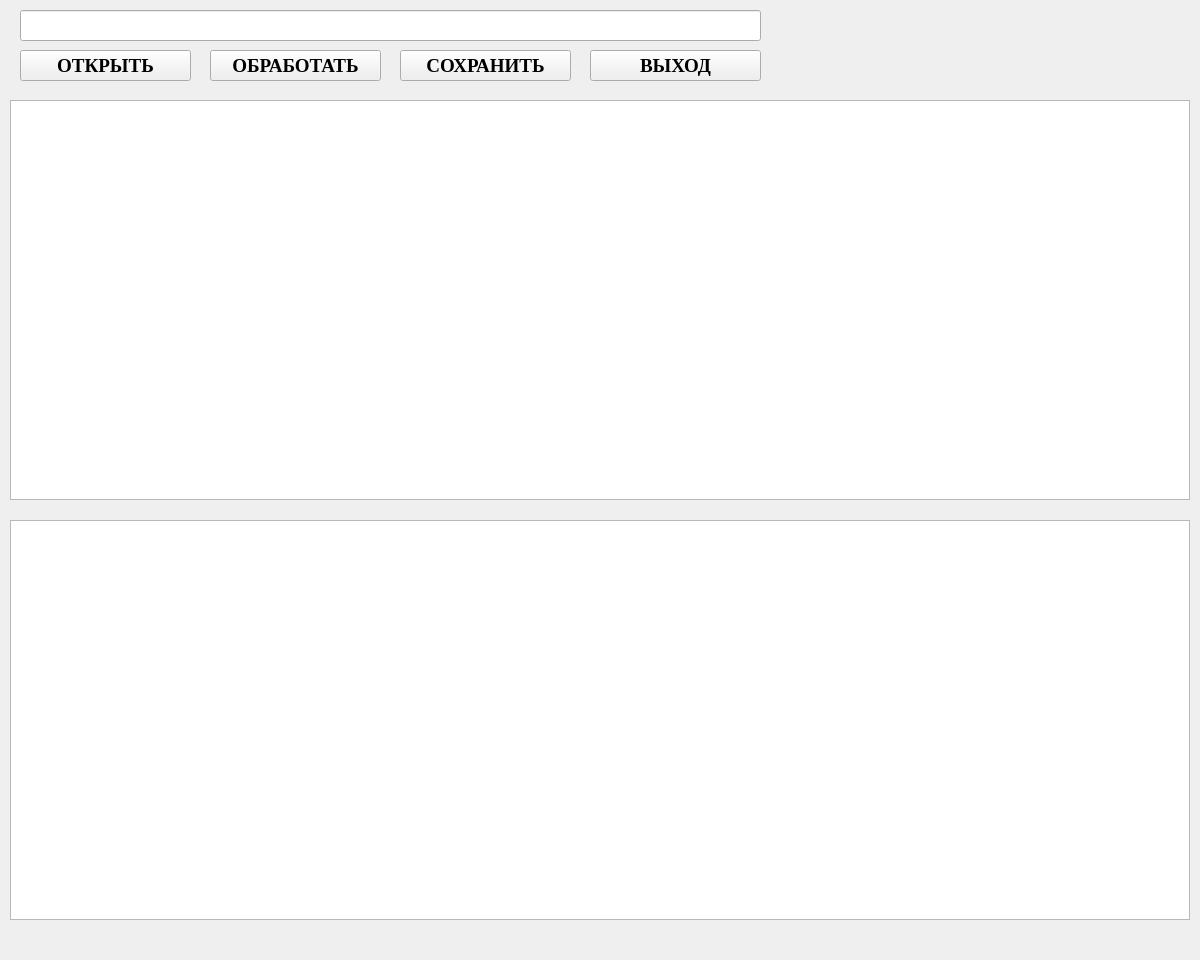
First picture: the form in mainwindow.ui, repository SquizzyMan/ReportParser, before the edit.
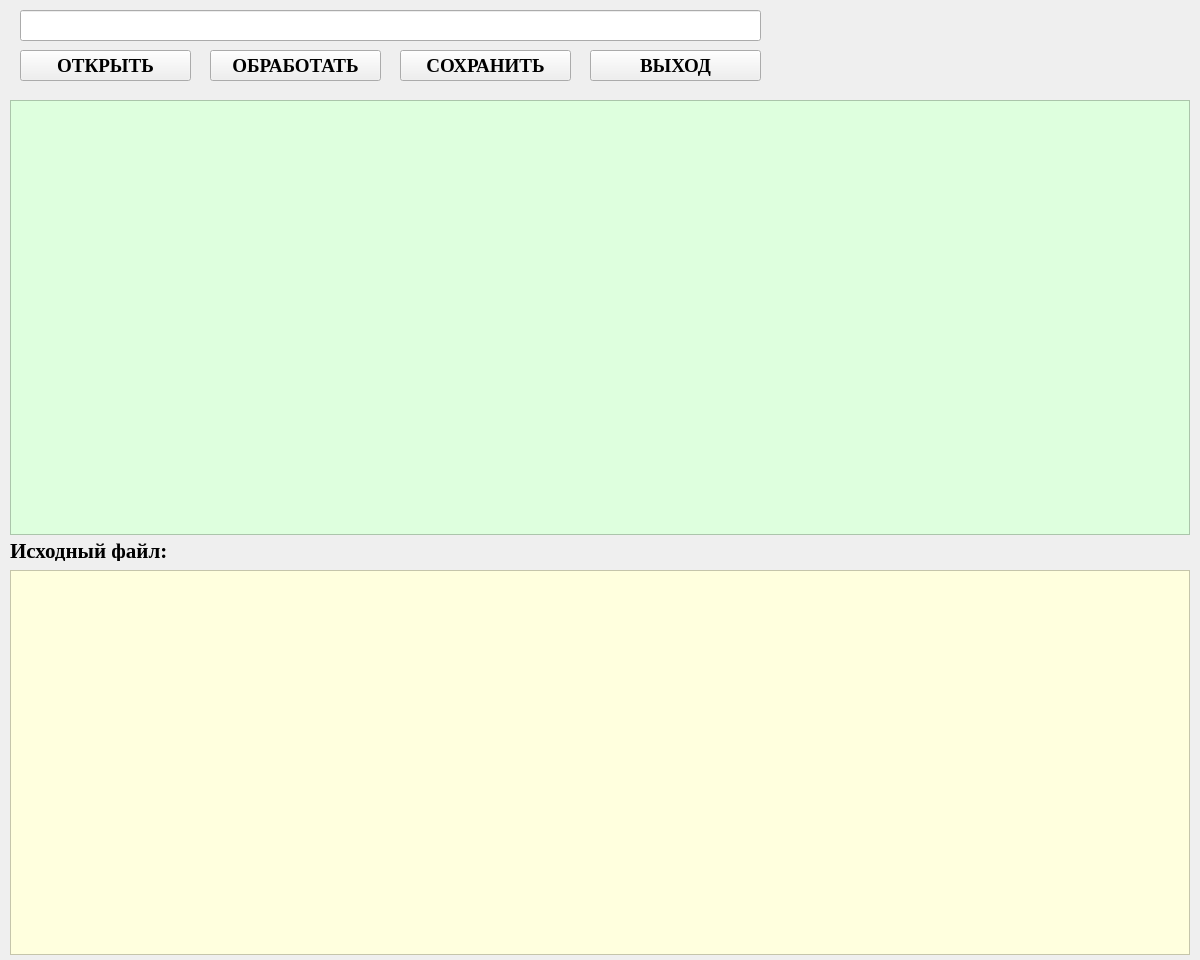
Second picture: the form after the edit.

Diff of the .ui file:
```diff
--- a/mainwindow.ui
+++ b/mainwindow.ui
@@ -22,59 +22,35 @@
     <height>960</height>
    </size>
   </property>
+  <property name="font">
+   <font>
+    <weight>75</weight>
+    <bold>true</bold>
+   </font>
+  </property>
   <property name="windowTitle">
    <string>MainWindow</string>
   </property>
   <widget class="QWidget" name="centralWidget">
-   <widget class="QTextBrowser" name="textBrowser">
-    <property name="geometry">
-     <rect>
-      <x>10</x>
-      <y>100</y>
-      <width>1180</width>
-      <height>400</height>
-     </rect>
-    </property>
-    <property name="minimumSize">
-     <size>
-      <width>1180</width>
-      <height>400</height>
-     </size>
-    </property>
-    <property name="maximumSize">
-     <size>
-      <width>1180</width>
-      <height>400</height>
-     </size>
-    </property>
-    <property name="font">
-     <font>
-      <pointsize>12</pointsize>
-     </font>
-    </property>
-    <property name="lineWrapMode">
-     <enum>QTextEdit::NoWrap</enum>
-    </property>
-   </widget>
    <widget class="QTextEdit" name="textEdit">
     <property name="geometry">
      <rect>
       <x>10</x>
-      <y>520</y>
+      <y>570</y>
       <width>1180</width>
-      <height>400</height>
+      <height>385</height>
      </rect>
     </property>
     <property name="minimumSize">
      <size>
       <width>1180</width>
-      <height>400</height>
+      <height>385</height>
      </size>
     </property>
     <property name="maximumSize">
      <size>
       <width>1180</width>
-      <height>400</height>
+      <height>385</height>
      </size>
     </property>
     <property name="font">
@@ -82,6 +58,10 @@
       <pointsize>14</pointsize>
      </font>
     </property>
+    <property name="styleSheet">
+     <string notr="true">background-color: rgb(255, 255, 222);
+border-color: rgb(170, 0, 0);</string>
+    </property>
     <property name="lineWrapMode">
      <enum>QTextEdit::NoWrap</enum>
     </property>
@@ -189,6 +169,63 @@
      <bool>true</bool>
     </property>
    </widget>
+   <widget class="QTextEdit" name="textEdit_2">
+    <property name="geometry">
+     <rect>
+      <x>10</x>
+      <y>100</y>
+      <width>1180</width>
+      <height>435</height>
+     </rect>
+    </property>
+    <property name="minimumSize">
+     <size>
+      <width>1180</width>
+      <height>435</height>
+     </size>
+    </property>
+    <property name="maximumSize">
+     <size>
+      <width>1180</width>
+      <height>435</height>
+     </size>
+    </property>
+    <property name="font">
+     <font>
+      <pointsize>14</pointsize>
+      <weight>75</weight>
+      <bold>true</bold>
+     </font>
+    </property>
+    <property name="styleSheet">
+     <string notr="true">background-color: rgb(222, 255, 222);
+border-color: rgb(170, 0, 0);</string>
+    </property>
+    <property name="lineWrapMode">
+     <enum>QTextEdit::NoWrap</enum>
+    </property>
+   </widget>
+   <widget class="QLabel" name="label">
+    <property name="geometry">
+     <rect>
+      <x>10</x>
+      <y>540</y>
+      <width>211</width>
+      <height>21</height>
+     </rect>
+    </property>
+    <property name="font">
+     <font>
+      <family>Times New Roman</family>
+      <pointsize>16</pointsize>
+      <weight>75</weight>
+      <bold>true</bold>
+     </font>
+    </property>
+    <property name="text">
+     <string>Исходный файл:</string>
+    </property>
+   </widget>
   </widget>
  </widget>
  <layoutdefault spacing="6" margin="11"/>
```
